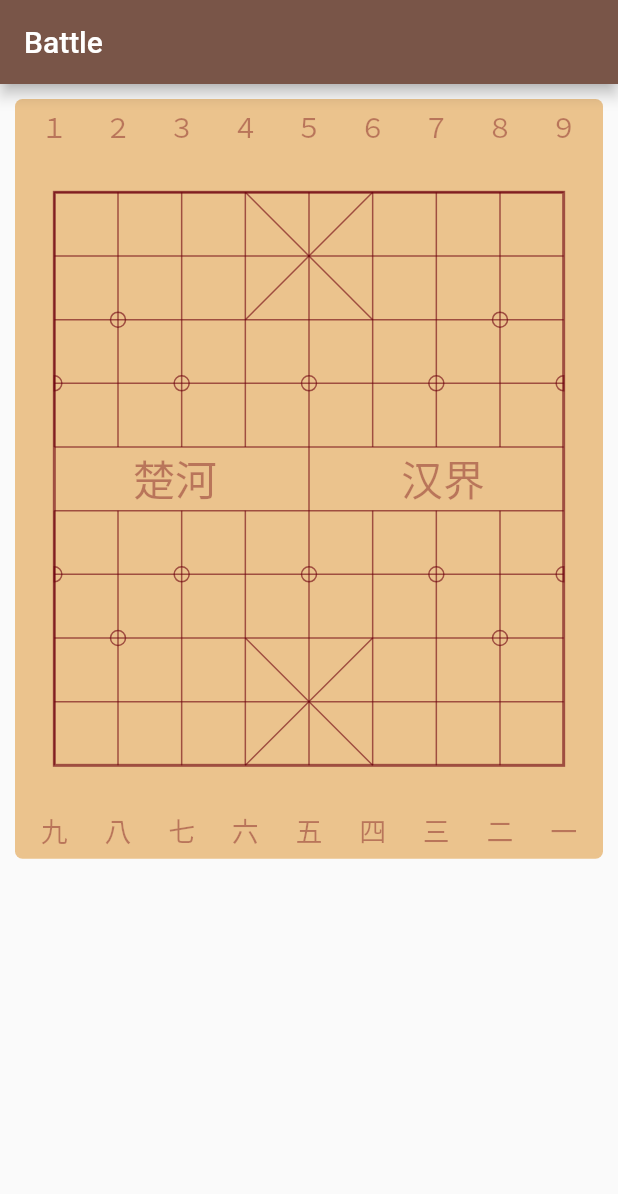
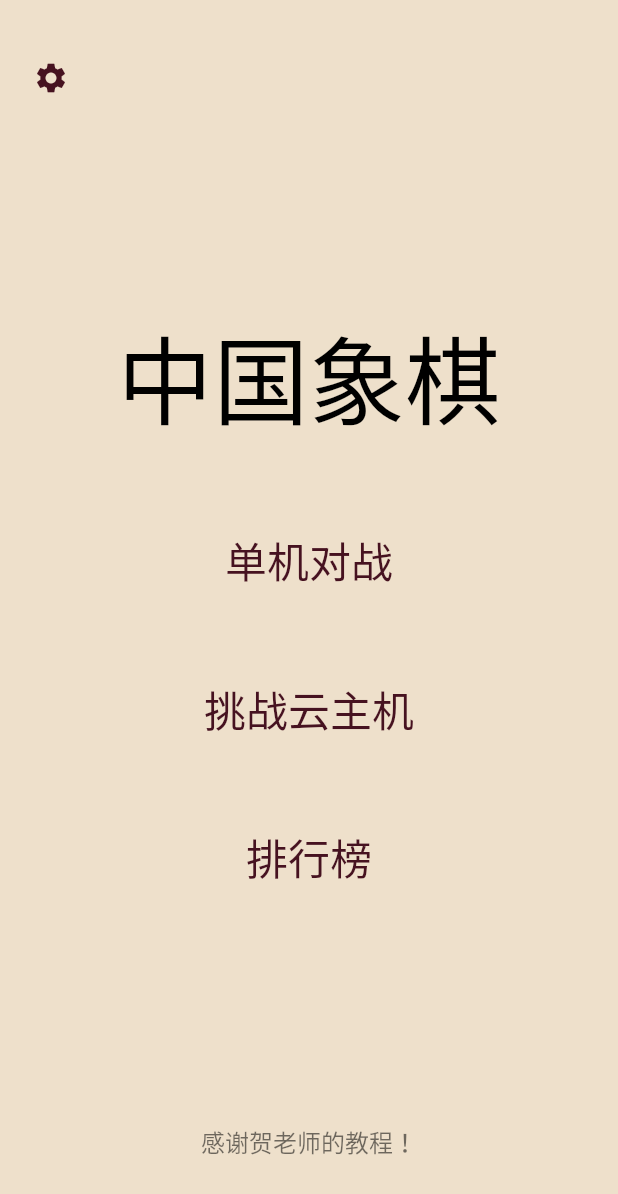
Before and after one commit to mutoe/chessroad, a Flutter app: the screen it shows after launch, on a phone screen of 412 x 824 dp. Shown: the top 1194 px of the screen. Run offline on Flutter 3.47's test engine with Material 2 defaults, Android fonts, the light colour scheme and no system bars; Roboto replaces fonts that are missing (QiTi).

Commit message:
feat: add menu

```diff
--- a/lib/main.dart
+++ b/lib/main.dart
@@ -1,4 +1,5 @@
 import 'package:chessroad/routes/battle-page.dart';
+import 'package:chessroad/routes/main-menu.dart';
 import 'package:flutter/material.dart';
 
 void main() {
@@ -6,12 +7,17 @@ void main() {
 }
 
 class ChessRoadApp extends StatelessWidget {
+  static const StatusBarHeight = 28.0;
+
   @override
   Widget build(BuildContext context) {
     return MaterialApp(
-      theme: ThemeData(primarySwatch: Colors.brown),
+      theme: ThemeData(
+        primarySwatch: Colors.brown,
+        fontFamily: 'QiTi',
+      ),
       debugShowCheckedModeBanner: false,
-      home: BattlePage(),
+      home: MainMenu(),
     );
   }
 }
--- /dev/null
+++ b/lib/routes/main-menu.dart
@@ -0,0 +1,66 @@
+import 'package:chessroad/common/color-constants.dart';
+import 'package:chessroad/main.dart';
+import 'package:chessroad/routes/battle-page.dart';
+import 'package:flutter/material.dart';
+
+class MainMenu extends StatelessWidget {
+  @override
+  Widget build(BuildContext context) {
+    final nameStyle = TextStyle(
+      fontSize: 64,
+      color: Colors.black,
+    );
+    final menuItemStyle =
+        TextStyle(fontSize: 28, color: ColorConstants.Primary);
+
+    final menuItems = Center(
+      child: Column(
+        children: [
+          Expanded(child: SizedBox(), flex: 4),
+          Text('中国象棋', style: nameStyle, textAlign: TextAlign.center),
+          Expanded(child: SizedBox()),
+          FlatButton(
+            child: Text('单机对战', style: menuItemStyle),
+            onPressed: () {},
+          ),
+          Expanded(child: SizedBox()),
+          FlatButton(
+            child: Text('挑战云主机', style: menuItemStyle),
+            onPressed: () {
+              Navigator.of(context).push(
+                MaterialPageRoute(builder: (_) => BattlePage()),
+              );
+            },
+          ),
+          Expanded(child: SizedBox()),
+          FlatButton(
+            child: Text('排行榜', style: menuItemStyle),
+            onPressed: () {},
+          ),
+          Expanded(child: SizedBox(), flex: 3),
+          Text(
+            '感谢贺老师的教程！',
+            style: TextStyle(color: Colors.black54, fontSize: 16),
+          ),
+          Expanded(child: SizedBox()),
+        ],
+      ),
+    );
+    return Scaffold(
+      backgroundColor: ColorConstants.LightBackground,
+      body: Stack(
+        children: [
+          menuItems,
+          Positioned(
+            top: ChessRoadApp.StatusBarHeight,
+            left: 10,
+            child: IconButton(
+              icon: Icon(Icons.settings, color: ColorConstants.Primary),
+              onPressed: () {},
+            ),
+          ),
+        ],
+      ),
+    );
+  }
+}
```
Also changed, not shown: lib/routes/battle-page.dart (+109 -10 lines).
